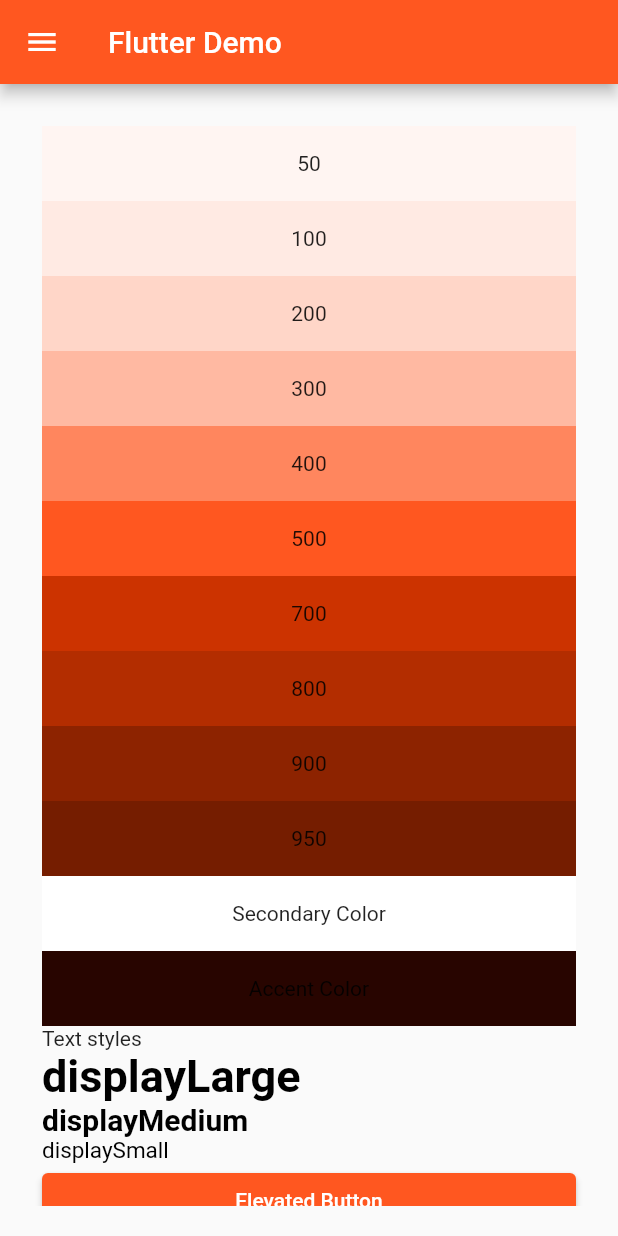
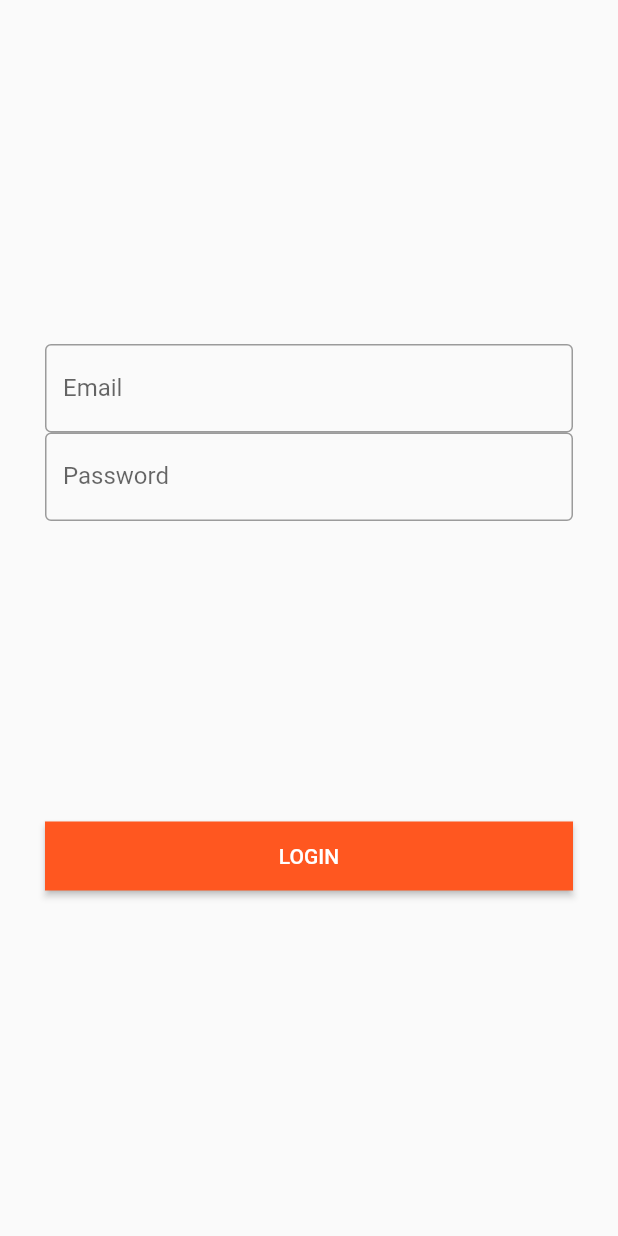
Before and after one commit to MobileAppsProjects/flutter_dev, a Flutter app: the screen it shows after launch, on a phone screen of 412 x 824 dp. Run offline on Flutter 3.47's test engine with Material 3 defaults, Android fonts, the phone set to English and light mode, and no system bars.

Commit message:
Added layout

```diff
--- a/lib/main.dart
+++ b/lib/main.dart
@@ -1,6 +1,7 @@
 import 'package:flutter/material.dart';
 import './src/utils/theme/theme.dart';
 import './src/constants/colors.dart';
+import './src/features/login/screens/login_screen.dart';
 
 void main() => runApp(const App());
 
@@ -14,7 +15,7 @@ class App extends StatelessWidget {
         theme: TAppTheme.ligth,
         darkTheme: TAppTheme.dark,
         themeMode: ThemeMode.system,
-        home: Home());
+        home: LoginScreen());
   }
 }
 
--- /dev/null
+++ b/lib/src/constants/sizes.dart
@@ -0,0 +1 @@
+const double paddingApp = 30;
--- /dev/null
+++ b/lib/src/features/login/screens/login_screen.dart
@@ -0,0 +1,59 @@
+import 'package:flutter/material.dart';
+import '../../../constants/images.dart';
+import '../../../constants/colors.dart';
+import '../../../constants/sizes.dart';
+
+class LoginScreen extends StatelessWidget {
+  @override
+  Widget build(BuildContext context) {
+    var height = MediaQuery.of(context).size.height;
+    return Scaffold(
+      body: Container(
+        padding: const EdgeInsets.all(paddingApp),
+        child: Column(
+          //Available screen
+          mainAxisAlignment: MainAxisAlignment.spaceEvenly,
+          children: [
+            //Image of the welcome screen
+            const Column(
+              crossAxisAlignment: CrossAxisAlignment.start,
+              children: [
+                TextField(
+                  decoration: InputDecoration(
+                      labelText: 'Email',
+                      hintText: 'Enter your email',
+                      border: OutlineInputBorder()),
+                ),
+                TextField(
+                  decoration: InputDecoration(
+                      labelText: 'Password',
+                      hintText: 'Enter your password',
+                      border: OutlineInputBorder()),
+                ),
+              ],
+            ),
+
+            //
+            Row(
+              children: [
+                Expanded(
+                  child: ElevatedButton(
+                    onPressed: () {},
+                    child: Text(
+                      'Login'.toUpperCase(),
+                    ),
+                    style: ElevatedButton.styleFrom(
+                      shape: RoundedRectangleBorder(),
+                      foregroundColor: TsecondaryColor,
+                      padding: const EdgeInsets.symmetric(vertical: 15),
+                    ),
+                  ),
+                ),
+              ],
+            ),
+          ],
+        ),
+      ),
+    );
+  }
+}
```
Also changed, not shown: lib/src/constants/images.dart (added).
